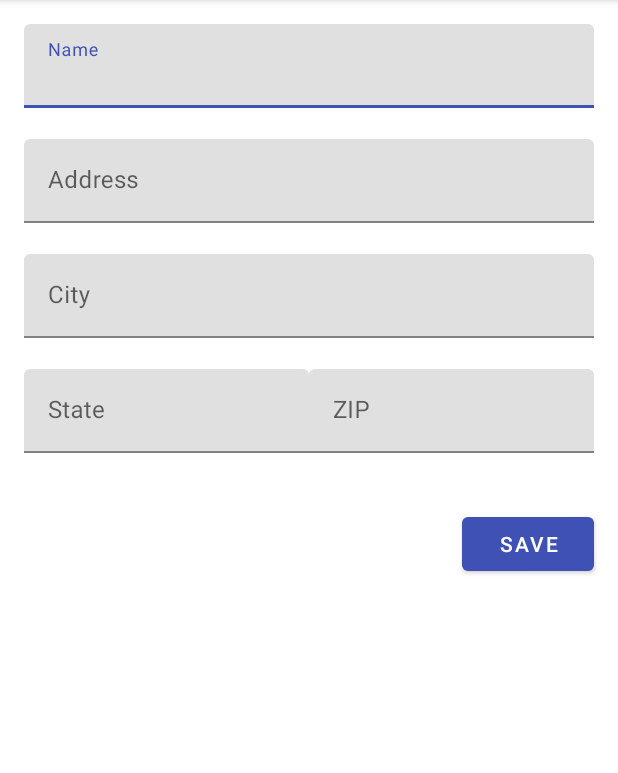
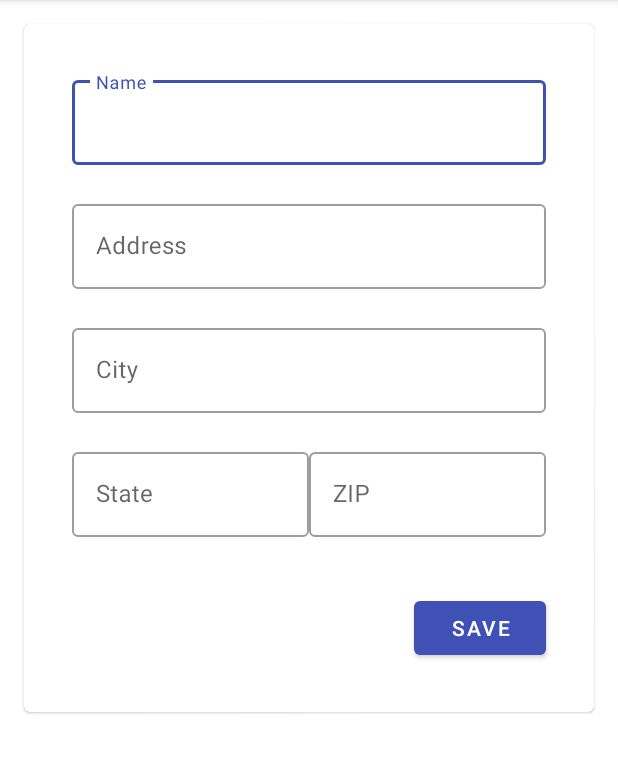
Before and after one commit to DavidMendozaMartinez/Material-Design-Tutorials-in-Kotlin, an Android app: the screen it shows after launch (ShippingInfoActivity), on a phone screen of 412 x 824 dp, the part 84-857 px from its top. Run offline under Robolectric (Android 15) with nearby library versions, the phone set to English and light mode, and no system bars; libraries missing offline, so code that uses them is left out: com.google.codelabs.mdc.

Commit message:
MDC-111 Android - Incorporating Material Components into your codebase (Kotlin): Update the text field styles and manage error state. Update the button class. Wrap content in a card

```diff
--- a/Shipping/app/src/main/java/com/google/codelabs/mdc/kotlin/shipping/ShippingInfoActivity.kt
+++ b/Shipping/app/src/main/java/com/google/codelabs/mdc/kotlin/shipping/ShippingInfoActivity.kt
@@ -1,12 +1,37 @@
 package com.google.codelabs.mdc.kotlin.shipping
 
 import android.os.Bundle
+import android.view.View
 import androidx.appcompat.app.AppCompatActivity
+import com.google.android.material.textfield.TextInputLayout
+import kotlinx.android.synthetic.main.shipping_info_activity.*
 
 class ShippingInfoActivity : AppCompatActivity() {
 
     override fun onCreate(savedInstanceState: Bundle?) {
         super.onCreate(savedInstanceState)
         setContentView(R.layout.shipping_info_activity)
+
+        val rootView = findViewById<View>(android.R.id.content)
+
+        val textInputLayouts = Utils.findViewsWithType(
+                rootView, TextInputLayout::class.java)
+
+        save_button.setOnClickListener {
+            var noErrors = true
+            for (textInputLayout in textInputLayouts) {
+                val editTextString = textInputLayout.editText!!.text.toString()
+                if (editTextString.isEmpty()) {
+                    textInputLayout.error = resources.getString(R.string.error_string)
+                    noErrors = false
+                } else {
+                    textInputLayout.error = null
+                }
+            }
+
+            if (noErrors) {
+                // All fields are valid!
+            }
+        }
     }
 }
--- a/Shipping/app/src/main/res/layout/shipping_info_activity.xml
+++ b/Shipping/app/src/main/res/layout/shipping_info_activity.xml
@@ -6,15 +6,22 @@
     android:layout_height="match_parent"
     tools:context=".ShippingInfoActivity">
 
+    <com.google.android.material.card.MaterialCardView
+        android:layout_width="match_parent"
+        android:layout_height="wrap_content"
+        android:layout_margin="16dp"
+        app:contentPadding="16dp">
+
         <LinearLayout
             android:layout_width="match_parent"
             android:layout_height="wrap_content"
-      android:padding="16dp"
             android:clipToPadding="false"
-      android:orientation="vertical">
+            android:orientation="vertical"
+            android:padding="16dp">
 
             <com.google.android.material.textfield.TextInputLayout
                 android:id="@+id/name_text_input"
+                style="@style/Widget.MaterialComponents.TextInputLayout.OutlinedBox"
                 android:layout_width="match_parent"
                 android:layout_height="wrap_content"
                 app:errorEnabled="true">
@@ -23,11 +30,12 @@
                     android:id="@+id/name_edit_text"
                     android:layout_width="match_parent"
                     android:layout_height="wrap_content"
-          android:hint="@string/label_name"/>
+                    android:hint="@string/label_name" />
             </com.google.android.material.textfield.TextInputLayout>
 
             <com.google.android.material.textfield.TextInputLayout
                 android:id="@+id/address_text_input"
+                style="@style/Widget.MaterialComponents.TextInputLayout.OutlinedBox"
                 android:layout_width="match_parent"
                 android:layout_height="wrap_content"
                 app:errorEnabled="true">
@@ -36,11 +44,12 @@
                     android:id="@+id/address_edit_text"
                     android:layout_width="match_parent"
                     android:layout_height="wrap_content"
-          android:hint="@string/label_address"/>
+                    android:hint="@string/label_address" />
             </com.google.android.material.textfield.TextInputLayout>
 
             <com.google.android.material.textfield.TextInputLayout
                 android:id="@+id/city_text_input"
+                style="@style/Widget.MaterialComponents.TextInputLayout.OutlinedBox"
                 android:layout_width="match_parent"
                 android:layout_height="wrap_content"
                 app:errorEnabled="true">
@@ -49,7 +58,7 @@
                     android:id="@+id/city_edit_text"
                     android:layout_width="match_parent"
                     android:layout_height="wrap_content"
-          android:hint="@string/label_city"/>
+                    android:hint="@string/label_city" />
             </com.google.android.material.textfield.TextInputLayout>
 
             <LinearLayout
@@ -59,6 +68,7 @@
 
                 <com.google.android.material.textfield.TextInputLayout
                     android:id="@+id/state_text_input"
+                    style="@style/Widget.MaterialComponents.TextInputLayout.OutlinedBox"
                     android:layout_width="match_parent"
                     android:layout_height="wrap_content"
                     android:layout_weight=".5"
@@ -68,11 +78,12 @@
                         android:id="@+id/state_edit_text"
                         android:layout_width="match_parent"
                         android:layout_height="wrap_content"
-            android:hint="@string/label_state"/>
+                        android:hint="@string/label_state" />
                 </com.google.android.material.textfield.TextInputLayout>
 
                 <com.google.android.material.textfield.TextInputLayout
                     android:id="@+id/zip_text_input"
+                    style="@style/Widget.MaterialComponents.TextInputLayout.OutlinedBox"
                     android:layout_width="match_parent"
                     android:layout_height="wrap_content"
                     android:layout_weight=".5"
@@ -82,17 +93,19 @@
                         android:id="@+id/zip_edit_text"
                         android:layout_width="match_parent"
                         android:layout_height="wrap_content"
-            android:hint="@string/label_zip"/>
+                        android:hint="@string/label_zip" />
                 </com.google.android.material.textfield.TextInputLayout>
             </LinearLayout>
 
-    <Button
+            <com.google.android.material.button.MaterialButton
                 android:id="@+id/save_button"
+                style="@style/Widget.MaterialComponents.Button"
                 android:layout_width="wrap_content"
                 android:layout_height="wrap_content"
+                android:layout_gravity="end"
                 android:layout_marginTop="16dp"
-        android:layout_gravity="end"
-        android:text="@string/label_save"/>
+                android:text="@string/label_save" />
 
         </LinearLayout>
+    </com.google.android.material.card.MaterialCardView>
 </ScrollView>
```
Lines whose indentation alone changed are shown as unchanged.
